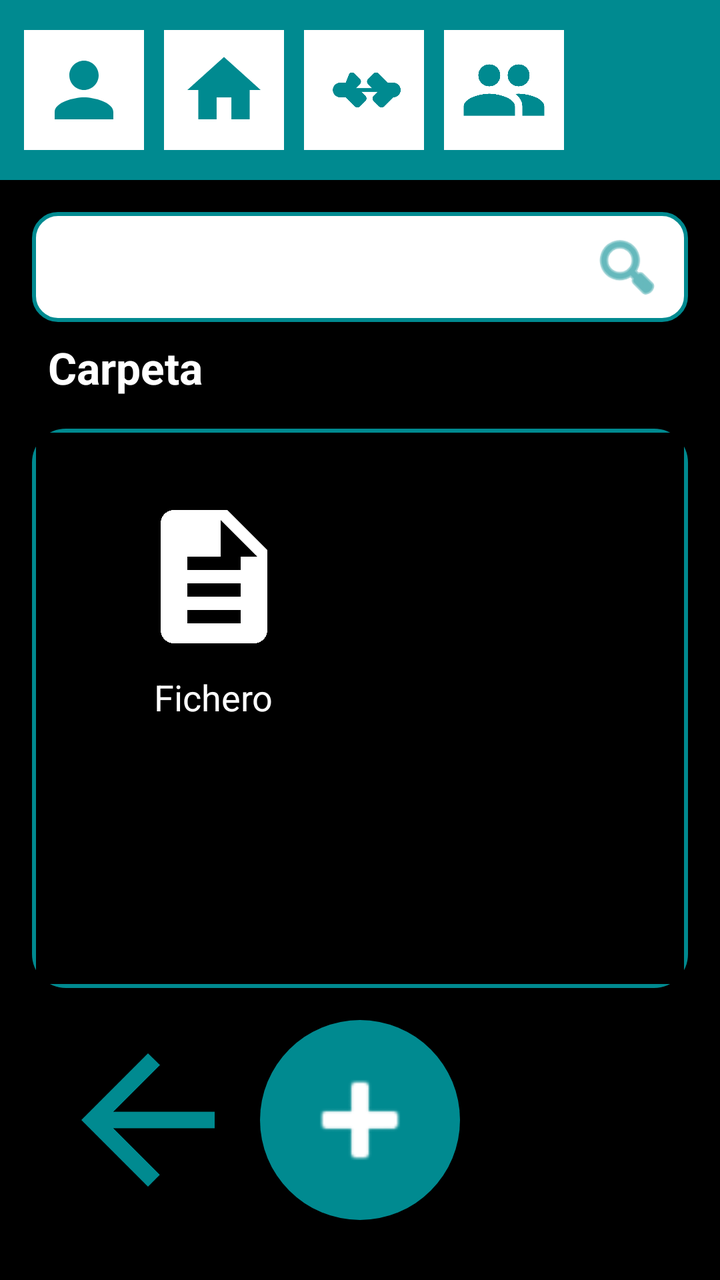
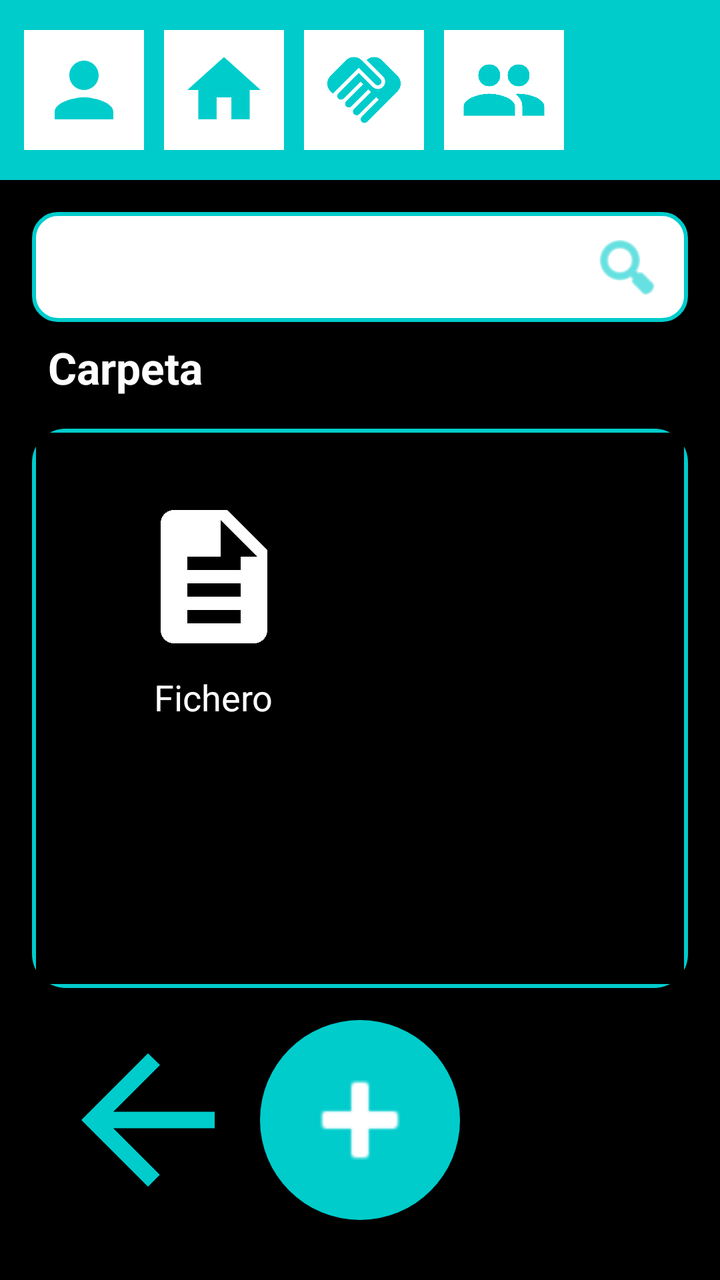

Compare the two renders of this Android layout. The source of the first and the diff that turns it into the second are given below.
<!-- AndroidManifest.xml: application theme Theme.QuikFile -->
<!-- res/layout/activity_folder_content.xml -->
<?xml version="1.0" encoding="utf-8"?>
<androidx.constraintlayout.widget.ConstraintLayout xmlns:android="http://schemas.android.com/apk/res/android"
    xmlns:app="http://schemas.android.com/apk/res-auto"
    xmlns:tools="http://schemas.android.com/tools"
    android:layout_width="match_parent"
    android:layout_height="match_parent"
    android:background="@color/background_black"
    tools:context=".FolderContentActivity">

    
    <LinearLayout
        android:id="@+id/topBar"
        android:layout_width="match_parent"
        android:layout_height="90dp"
        android:background="@color/blue_app"
        android:gravity="center_vertical"
        android:orientation="horizontal"
        android:paddingStart="12dp"
        android:paddingEnd="12dp"
        app:layout_constraintTop_toTopOf="parent">

        <ImageView
            android:id="@+id/btnSettingsTop"
            android:layout_width="60dp"
            android:layout_height="60dp"
            android:layout_marginEnd="10dp"
            android:background="@color/white"
            android:padding="8dp"
            android:src="@drawable/ic_person"
            app:tint="@color/blue_app" />

        <ImageView
            android:id="@+id/btnHomeTop"
            android:layout_width="60dp"
            android:layout_height="60dp"
            android:layout_marginEnd="10dp"
            android:background="@color/white"
            android:padding="8dp"
            android:src="@drawable/ic_home"
            app:tint="@color/blue_app" />

        <ImageView
            android:id="@+id/btnSharedTop"
            android:layout_width="60dp"
            android:layout_height="60dp"
            android:layout_marginEnd="10dp"
            android:background="@color/white"
            android:padding="8dp"
            android:src="@drawable/ic_handshake"
            app:tint="@color/blue_app" />

        <ImageView
            android:id="@+id/btnLoginTop"
            android:layout_width="60dp"
            android:layout_height="60dp"
            android:background="@color/white"
            android:padding="8dp"
            android:src="@drawable/ic_group"
            app:tint="@color/blue_app" />
    </LinearLayout>

    
    <androidx.constraintlayout.widget.ConstraintLayout
        android:id="@+id/searchBar"
        android:layout_width="match_parent"
        android:layout_height="55dp"
        android:layout_margin="16dp"
        android:background="@drawable/search_bar_background"
        app:layout_constraintTop_toBottomOf="@id/topBar">

        <EditText
            android:layout_width="0dp"
            android:layout_height="match_parent"
            android:background="@android:color/transparent"
            android:hint=""
            android:paddingStart="16dp"
            android:textColor="@color/black"
            app:layout_constraintEnd_toStartOf="@+id/searchIcon"
            app:layout_constraintStart_toStartOf="parent" />

        <ImageView
            android:id="@+id/searchIcon"
            android:layout_width="45dp"
            android:layout_height="45dp"
            android:layout_marginEnd="8dp"
            android:padding="4dp"
            android:src="@android:drawable/ic_menu_search"
            app:layout_constraintBottom_toBottomOf="parent"
            app:layout_constraintEnd_toEndOf="parent"
            app:layout_constraintTop_toTopOf="parent"
            app:tint="@color/blue_app" />
    </androidx.constraintlayout.widget.ConstraintLayout>

    
    <TextView
        android:id="@+id/tvFolderName"
        android:layout_width="wrap_content"
        android:layout_height="wrap_content"
        android:layout_marginStart="24dp"
        android:layout_marginTop="8dp"
        android:text="Carpeta"
        android:textColor="@color/white"
        android:textSize="22sp"
        android:textStyle="bold"
        app:layout_constraintStart_toStartOf="parent"
        app:layout_constraintTop_toBottomOf="@id/searchBar" />

    
    <FrameLayout
        android:layout_width="0dp"
        android:layout_height="0dp"
        android:layout_margin="16dp"
        android:padding="2dp"
        android:background="@drawable/cancellation_box_border"
        app:layout_constraintBottom_toTopOf="@id/bottomActions"
        app:layout_constraintEnd_toEndOf="parent"
        app:layout_constraintStart_toStartOf="parent"
        app:layout_constraintTop_toBottomOf="@id/tvFolderName">

        <ScrollView
            android:layout_width="match_parent"
            android:layout_height="match_parent"
            android:background="@color/background_black">

            <GridLayout
                android:id="@+id/contentGrid"
                android:layout_width="match_parent"
                android:layout_height="wrap_content"
                android:columnCount="2"
                android:padding="16dp">

                
                <LinearLayout
                    android:layout_width="0dp"
                    android:layout_height="wrap_content"
                    android:layout_columnWeight="1"
                    android:gravity="center"
                    android:orientation="vertical"
                    android:padding="16dp">

                    <ImageView
                        android:layout_width="80dp"
                        android:layout_height="80dp"
                        android:src="@drawable/ic_file"
                        app:tint="@color/white" />

                    <TextView
                        android:layout_width="wrap_content"
                        android:layout_height="wrap_content"
                        android:layout_marginTop="8dp"
                        android:text="Fichero"
                        android:textColor="@color/white"
                        android:textSize="18sp" />
                </LinearLayout>

                <View
                    android:id="@+id/gridSpacer"
                    android:layout_width="0dp"
                    android:layout_height="0dp"
                    android:layout_columnWeight="1" />

            </GridLayout>
        </ScrollView>
    </FrameLayout>

    
    <androidx.constraintlayout.widget.ConstraintLayout
        android:id="@+id/bottomActions"
        android:layout_width="match_parent"
        android:layout_height="wrap_content"
        android:layout_marginBottom="30dp"
        app:layout_constraintBottom_toBottomOf="parent">

        <ImageView
            android:id="@+id/btnBack"
            android:layout_width="100dp"
            android:layout_height="100dp"
            android:layout_marginStart="24dp"
            android:src="@drawable/ic_arrow_back"
            app:layout_constraintStart_toStartOf="parent"
            app:layout_constraintTop_toTopOf="parent"
            app:layout_constraintBottom_toBottomOf="parent"
            app:tint="@color/blue_app" />

        <ImageView
            android:id="@+id/btnAdd"
            android:layout_width="100dp"
            android:layout_height="100dp"
            android:background="@drawable/circle_cyan"
            android:padding="15dp"
            android:src="@android:drawable/ic_input_add"
            app:layout_constraintStart_toStartOf="parent"
            app:layout_constraintEnd_toEndOf="parent"
            app:layout_constraintTop_toTopOf="parent"
            app:layout_constraintBottom_toBottomOf="parent"
            app:tint="@color/white" />
    </androidx.constraintlayout.widget.ConstraintLayout>

</androidx.constraintlayout.widget.ConstraintLayout>
<!-- resources referenced by this layout -->
<resources>
  <color name="background_black">#000000</color>//si lo he puesto todo bien sobraria este
  <color name="black">#FF000000</color>
  <color name="blue_app">#008A90</color>
  <color name="white">#FFFFFFFF</color>
  <!-- drawable cancellation_box_border (drawable) -->
  <?xml version="1.0" encoding="utf-8"?>
  <shape xmlns:android="http://schemas.android.com/apk/res/android">
      <solid android:color="@android:color/transparent" />
      <stroke
          android:width="2dp"
          android:color="@color/blue_app" />
      <corners android:radius="16dp" />
  </shape>
  <!-- drawable circle_cyan (drawable) -->
  <?xml version="1.0" encoding="utf-8"?>
  <shape xmlns:android="http://schemas.android.com/apk/res/android"
      android:shape="oval">
      <solid android:color="@color/blue_app" />
  </shape>
  <!-- drawable ic_arrow_back (drawable) -->
  <vector xmlns:android="http://schemas.android.com/apk/res/android"
      android:width="24dp"
      android:height="24dp"
      android:viewportWidth="24"
      android:viewportHeight="24">
    <path
        android:fillColor="@color/black"
        android:pathData="M20,11H7.83l5.59,-5.59L12,4l-8,8 8,8 1.41,-1.41L7.83,13H20v-2z"/>
  </vector>
  <!-- drawable ic_file (drawable) -->
  <?xml version="1.0" encoding="utf-8"?>
  <vector xmlns:android="http://schemas.android.com/apk/res/android"
      android:width="24dp"
      android:height="24dp"
      android:viewportWidth="24"
      android:viewportHeight="24">
      <path
          android:fillColor="#FFFFFF"
          android:pathData="M14,2H6C4.9,2 4,2.9 4,4V20C4,21.1 4.9,22 6,22H18C19.1,22 20,21.1 20,20V8L14,2M13,9V3.5L18.5,9H13M16,19H8V17H16V19M16,15H8V13H16V15M16,11H8V9H16V11Z"/>
  </vector>
  <!-- drawable ic_handshake (drawable) -->
  <?xml version="1.0" encoding="utf-8"?>
  <vector xmlns:android="http://schemas.android.com/apk/res/android"
      android:width="24dp"
      android:height="24dp"
      android:viewportWidth="24"
      android:viewportHeight="24">
      <path
          android:fillColor="#000000"
          android:pathData="M22,12c0,-1.1 -0.9,-2 -2,-2h-1.5l-2.5,-2.5c-0.39,-0.39 -1.01,-0.39 -1.4,0l-1.5,1.5c-0.39,0.39 -0.39,1.01 0,1.4l1.1,1.1h-4.4l1.1,-1.1c0.39,-0.39 0.39,-1.01 0,-1.4l-1.5,-1.5c-0.39,-0.39 -1.01,-0.39 -1.4,0L7,10H5.5c-1.1,0 -2,0.9 -2,2s0.9,2 2,2h1.5l2.5,2.5c0.39,0.39 1.01,0.39 1.4,0l1.5,-1.5c0.39,-0.39 0.39,-1.01 0,-1.4l-1.1,-1.1h4.4l-1.1,1.1c-0.39,0.39 -0.39,1.01 0,1.4l1.5,1.5c0.39,0.39 1.01,0.39 1.4,0l2.5,-2.5H20c1.1,0 2,-0.9 2,-2z"/>
  </vector>
  <!-- drawable ic_home (drawable) -->
  <?xml version="1.0" encoding="utf-8"?>
  <vector xmlns:android="http://schemas.android.com/apk/res/android"
      android:width="24dp"
      android:height="24dp"
      android:viewportWidth="24"
      android:viewportHeight="24">
      <path
          android:fillColor="#000000"
          android:pathData="M10,20V14H14V20H19V12H22L12,3L2,12H5V20H10Z"/>
  </vector>
  <!-- drawable ic_person (drawable) -->
  <?xml version="1.0" encoding="utf-8"?>
  <vector xmlns:android="http://schemas.android.com/apk/res/android"
      android:width="24dp"
      android:height="24dp"
      android:viewportWidth="24"
      android:viewportHeight="24">
      <path
          android:fillColor="#000000"
          android:pathData="M12,12c2.21,0 4,-1.79 4,-4s-1.79,-4 -4,-4 -4,1.79 -4,4 1.79,4 4,4zM12,14c-2.67,0 -8,1.34 -8,4v2h16v-2c0,-2.66 -5.33,-4 -8,-4z"/>
  </vector>
  <!-- drawable search_bar_background (drawable) -->
  <?xml version="1.0" encoding="utf-8"?>
  <shape xmlns:android="http://schemas.android.com/apk/res/android">
      <solid android:color="@color/white" />
      <corners android:radius="12dp" />
      <stroke android:width="2dp" android:color="@color/blue_app" />
  </shape>
  <style name="Theme.QuikFile" parent="Base.Theme.QuikFile" />
  <style name="Base.Theme.QuikFile" parent="Theme.Material3.DayNight.NoActionBar">
          
          
      </style>
  <!-- unchanged entries left out for length: 1 -->
</resources>

<!-- the commit's change to res/layout/activity_folder_content.xml (unified diff, before → after) -->
@@ -4,7 +4,7 @@
     xmlns:tools="http://schemas.android.com/tools"
     android:layout_width="match_parent"
     android:layout_height="match_parent"
-    android:background="@color/background_black"
+    android:background="@color/black"
     tools:context=".FolderContentActivity">
 
     
@@ -120,7 +120,7 @@
         <ScrollView
             android:layout_width="match_parent"
             android:layout_height="match_parent"
-            android:background="@color/background_black">
+            android:background="@color/black">
 
             <GridLayout
                 android:id="@+id/contentGrid"
<!-- resource entries referenced after the edit -->
@@ -1,8 +1,7 @@
 <!-- resources referenced by this layout -->
 <resources>
-  <color name="background_black">#000000</color>//si lo he puesto todo bien sobraria este
   <color name="black">#FF000000</color>
-  <color name="blue_app">#008A90</color>
+  <color name="blue_app">#00CCCC</color>
   <color name="white">#FFFFFFFF</color>
   <!-- drawable cancellation_box_border (drawable) -->
   <?xml version="1.0" encoding="utf-8"?>
@@ -41,15 +40,10 @@
           android:pathData="M14,2H6C4.9,2 4,2.9 4,4V20C4,21.1 4.9,22 6,22H18C19.1,22 20,21.1 20,20V8L14,2M13,9V3.5L18.5,9H13M16,19H8V17H16V19M16,15H8V13H16V15M16,11H8V9H16V11Z"/>
   </vector>
   <!-- drawable ic_handshake (drawable) -->
-  <?xml version="1.0" encoding="utf-8"?>
-  <vector xmlns:android="http://schemas.android.com/apk/res/android"
-      android:width="24dp"
-      android:height="24dp"
-      android:viewportWidth="24"
-      android:viewportHeight="24">
-      <path
-          android:fillColor="#000000"
-          android:pathData="M22,12c0,-1.1 -0.9,-2 -2,-2h-1.5l-2.5,-2.5c-0.39,-0.39 -1.01,-0.39 -1.4,0l-1.5,1.5c-0.39,0.39 -0.39,1.01 0,1.4l1.1,1.1h-4.4l1.1,-1.1c0.39,-0.39 0.39,-1.01 0,-1.4l-1.5,-1.5c-0.39,-0.39 -1.01,-0.39 -1.4,0L7,10H5.5c-1.1,0 -2,0.9 -2,2s0.9,2 2,2h1.5l2.5,2.5c0.39,0.39 1.01,0.39 1.4,0l1.5,-1.5c0.39,-0.39 0.39,-1.01 0,-1.4l-1.1,-1.1h4.4l-1.1,1.1c-0.39,0.39 -0.39,1.01 0,1.4l1.5,1.5c0.39,0.39 1.01,0.39 1.4,0l2.5,-2.5H20c1.1,0 2,-0.9 2,-2z"/>
+  <vector xmlns:android="http://schemas.android.com/apk/res/android" android:height="24dp" android:tint="@color/blue_app" android:viewportHeight="24" android:viewportWidth="24" android:width="24dp">
+  
+      <path android:fillColor="@android:color/white" android:pathData="M16.48,10.41c-0.39,0.39 -1.04,0.39 -1.43,0l-4.47,-4.46l-7.05,7.04l-0.66,-0.63c-1.17,-1.17 -1.17,-3.07 0,-4.24l4.24,-4.24c1.17,-1.17 3.07,-1.17 4.24,0L16.48,9C16.87,9.39 16.87,10.02 16.48,10.41zM17.18,8.29c0.78,0.78 0.78,2.05 0,2.83c-1.27,1.27 -2.61,0.22 -2.83,0l-3.76,-3.76l-5.57,5.57c-0.39,0.39 -0.39,1.02 0,1.41c0.39,0.39 1.02,0.39 1.42,0l4.62,-4.62l0.71,0.71l-4.62,4.62c-0.39,0.39 -0.39,1.02 0,1.41c0.39,0.39 1.02,0.39 1.42,0l4.62,-4.62l0.71,0.71l-4.62,4.62c-0.39,0.39 -0.39,1.02 0,1.41c0.39,0.39 1.02,0.39 1.41,0l4.62,-4.62l0.71,0.71l-4.62,4.62c-0.39,0.39 -0.39,1.02 0,1.41c0.39,0.39 1.02,0.39 1.41,0l8.32,-8.34c1.17,-1.17 1.17,-3.07 0,-4.24l-4.24,-4.24c-1.15,-1.15 -3.01,-1.17 -4.18,-0.06L17.18,8.29z"/>
+  
   </vector>
   <!-- drawable ic_home (drawable) -->
   <?xml version="1.0" encoding="utf-8"?>
